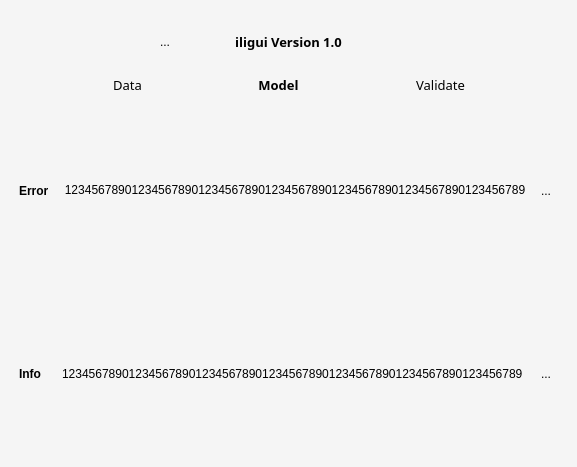
Qt form window_main.ui (MoreIceFitzGerry/iligui) before a commit.
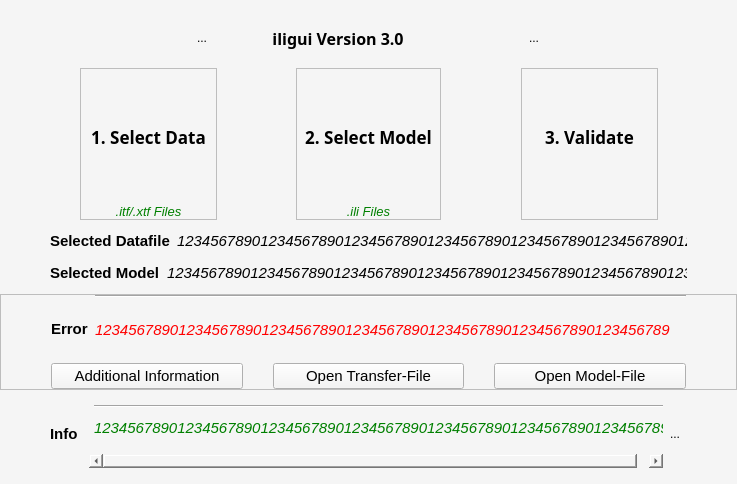
The same form after that commit. Icons and pictures are not drawn.

```diff
--- a/window_main.ui
+++ b/window_main.ui
@@ -6,16 +6,22 @@
    <rect>
     <x>0</x>
     <y>0</y>
-    <width>577</width>
-    <height>467</height>
+    <width>737</width>
+    <height>484</height>
    </rect>
   </property>
   <property name="sizePolicy">
-   <sizepolicy hsizetype="Preferred" vsizetype="Preferred">
+   <sizepolicy hsizetype="MinimumExpanding" vsizetype="Preferred">
     <horstretch>0</horstretch>
     <verstretch>0</verstretch>
    </sizepolicy>
   </property>
+  <property name="minimumSize">
+   <size>
+    <width>685</width>
+    <height>0</height>
+   </size>
+  </property>
   <property name="windowTitle">
    <string>iligui</string>
   </property>
@@ -45,19 +51,19 @@
    </property>
    <layout class="QVBoxLayout" name="verticalLayout_3">
     <property name="spacing">
-     <number>3</number>
+     <number>10</number>
     </property>
     <property name="leftMargin">
-     <number>3</number>
+     <number>0</number>
     </property>
     <property name="topMargin">
-     <number>3</number>
+     <number>8</number>
     </property>
     <property name="rightMargin">
-     <number>3</number>
+     <number>0</number>
     </property>
     <property name="bottomMargin">
-     <number>3</number>
+     <number>16</number>
     </property>
     <item alignment="Qt::AlignTop">
      <widget class="QFrame" name="topFrame">
@@ -93,7 +99,7 @@
         <number>0</number>
        </property>
        <property name="topMargin">
-        <number>9</number>
+        <number>0</number>
        </property>
        <property name="rightMargin">
         <number>0</number>
@@ -181,12 +187,12 @@
             <property name="font">
              <font>
               <family>Segoe UI Black</family>
-              <pointsize>10</pointsize>
+              <pointsize>12</pointsize>
               <bold>true</bold>
              </font>
             </property>
             <property name="text">
-             <string>iligui Version 1.0</string>
+             <string>iligui Version 3.0</string>
             </property>
             <property name="alignment">
              <set>Qt::AlignCenter</set>
@@ -244,6 +250,35 @@
             </property>
            </widget>
           </item>
+          <item>
+           <widget class="QToolButton" name="infoButton">
+            <property name="minimumSize">
+             <size>
+              <width>60</width>
+              <height>60</height>
+             </size>
+            </property>
+            <property name="text">
+             <string>...</string>
+            </property>
+            <property name="icon">
+             <iconset>
+              <normaloff>icons/info.svg</normaloff>icons/info.svg</iconset>
+            </property>
+            <property name="iconSize">
+             <size>
+              <width>30</width>
+              <height>30</height>
+             </size>
+            </property>
+            <property name="checkable">
+             <bool>true</bool>
+            </property>
+            <property name="autoRaise">
+             <bool>true</bool>
+            </property>
+           </widget>
+          </item>
          </layout>
         </widget>
        </item>
@@ -294,17 +329,48 @@
            </spacer>
           </item>
           <item>
+           <widget class="QFrame" name="fileselectButtonFrame">
+            <property name="frameShape">
+             <enum>QFrame::StyledPanel</enum>
+            </property>
+            <property name="frameShadow">
+             <enum>QFrame::Raised</enum>
+            </property>
+            <layout class="QVBoxLayout" name="verticalLayout_6">
+             <property name="spacing">
+              <number>0</number>
+             </property>
+             <property name="leftMargin">
+              <number>0</number>
+             </property>
+             <property name="topMargin">
+              <number>0</number>
+             </property>
+             <property name="rightMargin">
+              <number>0</number>
+             </property>
+             <property name="bottomMargin">
+              <number>0</number>
+             </property>
+             <item>
            <widget class="QToolButton" name="fileselectButton">
             <property name="sizePolicy">
-             <sizepolicy hsizetype="Minimum" vsizetype="Maximum">
+                <sizepolicy hsizetype="Fixed" vsizetype="Fixed">
               <horstretch>0</horstretch>
               <verstretch>0</verstretch>
              </sizepolicy>
             </property>
+               <property name="minimumSize">
+                <size>
+                 <width>135</width>
+                 <height>135</height>
+                </size>
+               </property>
             <property name="font">
              <font>
               <family>Segoe UI Black</family>
-              <pointsize>10</pointsize>
+                 <pointsize>13</pointsize>
+                 <bold>true</bold>
              </font>
             </property>
             <property name="acceptDrops">
@@ -327,7 +393,7 @@
 </string>
             </property>
             <property name="text">
-             <string>Data</string>
+                <string>1. Select Data</string>
             </property>
             <property name="icon">
              <iconset>
@@ -354,6 +420,28 @@
            </widget>
           </item>
           <item>
+              <widget class="QLabel" name="fileselectButtontext">
+               <property name="font">
+                <font>
+                 <pointsize>10</pointsize>
+                 <italic>true</italic>
+                </font>
+               </property>
+               <property name="styleSheet">
+                <string notr="true">QLabel { color : green; }</string>
+               </property>
+               <property name="text">
+                <string>.itf/.xtf Files</string>
+               </property>
+               <property name="alignment">
+                <set>Qt::AlignCenter</set>
+               </property>
+              </widget>
+             </item>
+            </layout>
+           </widget>
+          </item>
+          <item>
            <spacer name="horizontalSpacer">
             <property name="orientation">
              <enum>Qt::Horizontal</enum>
@@ -367,20 +455,50 @@
            </spacer>
           </item>
           <item>
+           <widget class="QFrame" name="modelselectButtonFrame">
+            <property name="frameShape">
+             <enum>QFrame::StyledPanel</enum>
+            </property>
+            <property name="frameShadow">
+             <enum>QFrame::Raised</enum>
+            </property>
+            <layout class="QVBoxLayout" name="verticalLayout_7">
+             <property name="spacing">
+              <number>0</number>
+             </property>
+             <property name="leftMargin">
+              <number>0</number>
+             </property>
+             <property name="topMargin">
+              <number>0</number>
+             </property>
+             <property name="rightMargin">
+              <number>0</number>
+             </property>
+             <property name="bottomMargin">
+              <number>0</number>
+             </property>
+             <item>
            <widget class="QToolButton" name="modelselectButton">
             <property name="enabled">
              <bool>true</bool>
             </property>
             <property name="sizePolicy">
-             <sizepolicy hsizetype="Minimum" vsizetype="Maximum">
+                <sizepolicy hsizetype="Fixed" vsizetype="Fixed">
               <horstretch>0</horstretch>
               <verstretch>0</verstretch>
              </sizepolicy>
             </property>
+               <property name="minimumSize">
+                <size>
+                 <width>135</width>
+                 <height>135</height>
+                </size>
+               </property>
             <property name="font">
              <font>
               <family>Segoe UI Black</family>
-              <pointsize>10</pointsize>
+                 <pointsize>13</pointsize>
               <bold>true</bold>
              </font>
             </property>
@@ -404,7 +522,7 @@
 </string>
             </property>
             <property name="text">
-             <string>Model</string>
+                <string>2. Select Model</string>
             </property>
             <property name="icon">
              <iconset>
@@ -434,6 +552,28 @@
            </widget>
           </item>
           <item>
+              <widget class="QLabel" name="modelselectButtontext">
+               <property name="font">
+                <font>
+                 <pointsize>10</pointsize>
+                 <italic>true</italic>
+                </font>
+               </property>
+               <property name="styleSheet">
+                <string notr="true">QLabel { color : green; }</string>
+               </property>
+               <property name="text">
+                <string>.ili Files</string>
+               </property>
+               <property name="alignment">
+                <set>Qt::AlignCenter</set>
+               </property>
+              </widget>
+             </item>
+            </layout>
+           </widget>
+          </item>
+          <item>
            <spacer name="horizontalSpacer_2">
             <property name="orientation">
              <enum>Qt::Horizontal</enum>
@@ -447,11 +587,48 @@
            </spacer>
           </item>
           <item>
+           <widget class="QFrame" name="playButtonFrame">
+            <property name="frameShape">
+             <enum>QFrame::StyledPanel</enum>
+            </property>
+            <property name="frameShadow">
+             <enum>QFrame::Raised</enum>
+            </property>
+            <layout class="QVBoxLayout" name="verticalLayout_8">
+             <property name="spacing">
+              <number>0</number>
+             </property>
+             <property name="leftMargin">
+              <number>0</number>
+             </property>
+             <property name="topMargin">
+              <number>0</number>
+             </property>
+             <property name="rightMargin">
+              <number>0</number>
+             </property>
+             <property name="bottomMargin">
+              <number>0</number>
+             </property>
+             <item>
            <widget class="QToolButton" name="playButton">
+               <property name="sizePolicy">
+                <sizepolicy hsizetype="Fixed" vsizetype="Fixed">
+                 <horstretch>0</horstretch>
+                 <verstretch>0</verstretch>
+                </sizepolicy>
+               </property>
+               <property name="minimumSize">
+                <size>
+                 <width>135</width>
+                 <height>135</height>
+                </size>
+               </property>
             <property name="font">
              <font>
               <family>Segoe UI Black</family>
-              <pointsize>10</pointsize>
+                 <pointsize>13</pointsize>
+                 <bold>true</bold>
              </font>
             </property>
             <property name="mouseTracking">
@@ -474,7 +651,7 @@
 </string>
             </property>
             <property name="text">
-             <string>Validate</string>
+                <string>3. Validate</string>
             </property>
             <property name="icon">
              <iconset>
@@ -495,6 +672,25 @@
            </widget>
           </item>
           <item>
+              <widget class="QLabel" name="playButtontext">
+               <property name="font">
+                <font>
+                 <pointsize>10</pointsize>
+                 <italic>true</italic>
+                </font>
+               </property>
+               <property name="text">
+                <string> </string>
+               </property>
+               <property name="alignment">
+                <set>Qt::AlignCenter</set>
+               </property>
+              </widget>
+             </item>
+            </layout>
+           </widget>
+          </item>
+          <item>
            <spacer name="horizontalSpacer_6">
             <property name="orientation">
              <enum>Qt::Horizontal</enum>
@@ -513,13 +709,229 @@
       </layout>
      </widget>
     </item>
+    <item>
+     <widget class="QFrame" name="selectedFileFrame">
+      <property name="frameShape">
+       <enum>QFrame::NoFrame</enum>
+      </property>
+      <property name="frameShadow">
+       <enum>QFrame::Raised</enum>
+      </property>
+      <layout class="QHBoxLayout" name="horizontalLayout_7">
+       <property name="spacing">
+        <number>0</number>
+       </property>
+       <property name="leftMargin">
+        <number>50</number>
+       </property>
+       <property name="topMargin">
+        <number>0</number>
+       </property>
+       <property name="rightMargin">
+        <number>50</number>
+       </property>
+       <property name="bottomMargin">
+        <number>0</number>
+       </property>
+       <item>
+        <widget class="QLabel" name="fileLabel">
+         <property name="font">
+          <font>
+           <pointsize>11</pointsize>
+           <bold>true</bold>
+          </font>
+         </property>
+         <property name="text">
+          <string>Selected Datafile</string>
+         </property>
+        </widget>
+       </item>
+       <item>
+        <widget class="QLabel" name="fileTextcon">
+         <property name="text">
+          <string/>
+         </property>
+         <property name="pixmap">
+          <pixmap>icons/chevron-right.svg</pixmap>
+         </property>
+         <property name="alignment">
+          <set>Qt::AlignCenter</set>
+         </property>
+        </widget>
+       </item>
+       <item>
+        <widget class="QLabel" name="fileText">
+         <property name="sizePolicy">
+          <sizepolicy hsizetype="MinimumExpanding" vsizetype="Preferred">
+           <horstretch>0</horstretch>
+           <verstretch>0</verstretch>
+          </sizepolicy>
+         </property>
+         <property name="font">
+          <font>
+           <pointsize>11</pointsize>
+           <italic>true</italic>
+          </font>
+         </property>
+         <property name="toolTip">
+          <string>&lt;html&gt;&lt;head/&gt;&lt;body&gt;&lt;p&gt;The Error returned by the Validator. The direct Position will be delivered if possible.&lt;/p&gt;&lt;p&gt;Click on the Error to open your INTERLIS Transfer-File with your preferred editor for XML Files. &lt;/p&gt;&lt;/body&gt;&lt;/html&gt;</string>
+         </property>
+         <property name="frameShape">
+          <enum>QFrame::NoFrame</enum>
+         </property>
+         <property name="text">
+          <string>123456789012345678901234567890123456789012345678901234567890123456789</string>
+         </property>
+         <property name="scaledContents">
+          <bool>false</bool>
+         </property>
+         <property name="alignment">
+          <set>Qt::AlignLeading|Qt::AlignLeft|Qt::AlignVCenter</set>
+         </property>
+         <property name="wordWrap">
+          <bool>true</bool>
+         </property>
+         <property name="indent">
+          <number>0</number>
+         </property>
+         <property name="openExternalLinks">
+          <bool>true</bool>
+         </property>
+         <property name="textInteractionFlags">
+          <set>Qt::LinksAccessibleByMouse|Qt::TextSelectableByMouse</set>
+         </property>
+        </widget>
+       </item>
+      </layout>
+     </widget>
+    </item>
+    <item>
+     <widget class="QFrame" name="selectedModelFrame">
+      <property name="frameShape">
+       <enum>QFrame::NoFrame</enum>
+      </property>
+      <property name="frameShadow">
+       <enum>QFrame::Raised</enum>
+      </property>
+      <layout class="QHBoxLayout" name="horizontalLayout_6">
+       <property name="spacing">
+        <number>0</number>
+       </property>
+       <property name="leftMargin">
+        <number>50</number>
+       </property>
+       <property name="topMargin">
+        <number>0</number>
+       </property>
+       <property name="rightMargin">
+        <number>50</number>
+       </property>
+       <property name="bottomMargin">
+        <number>0</number>
+       </property>
+       <item>
+        <widget class="QLabel" name="modelLabel">
+         <property name="font">
+          <font>
+           <pointsize>11</pointsize>
+           <bold>true</bold>
+          </font>
+         </property>
+         <property name="text">
+          <string>Selected Model</string>
+         </property>
+        </widget>
+       </item>
+       <item>
+        <widget class="QLabel" name="modelTextcon">
+         <property name="text">
+          <string/>
+         </property>
+         <property name="pixmap">
+          <pixmap>icons/chevron-right.svg</pixmap>
+         </property>
+         <property name="alignment">
+          <set>Qt::AlignCenter</set>
+         </property>
+        </widget>
+       </item>
+       <item>
+        <widget class="QLabel" name="modelText">
+         <property name="sizePolicy">
+          <sizepolicy hsizetype="MinimumExpanding" vsizetype="Preferred">
+           <horstretch>0</horstretch>
+           <verstretch>0</verstretch>
+          </sizepolicy>
+         </property>
+         <property name="font">
+          <font>
+           <pointsize>11</pointsize>
+           <italic>true</italic>
+          </font>
+         </property>
+         <property name="toolTip">
+          <string>&lt;html&gt;&lt;head/&gt;&lt;body&gt;&lt;p&gt;The Error returned by the Validator. The direct Position will be delivered if possible.&lt;/p&gt;&lt;p&gt;Click on the Error to open your INTERLIS Transfer-File with your preferred editor for XML Files. &lt;/p&gt;&lt;/body&gt;&lt;/html&gt;</string>
+         </property>
+         <property name="frameShape">
+          <enum>QFrame::NoFrame</enum>
+         </property>
+         <property name="text">
+          <string>123456789012345678901234567890123456789012345678901234567890123456789</string>
+         </property>
+         <property name="scaledContents">
+          <bool>false</bool>
+         </property>
+         <property name="alignment">
+          <set>Qt::AlignLeading|Qt::AlignLeft|Qt::AlignVCenter</set>
+         </property>
+         <property name="wordWrap">
+          <bool>true</bool>
+         </property>
+         <property name="indent">
+          <number>0</number>
+         </property>
+         <property name="openExternalLinks">
+          <bool>true</bool>
+         </property>
+         <property name="textInteractionFlags">
+          <set>Qt::LinksAccessibleByMouse|Qt::TextSelectableByMouse</set>
+         </property>
+        </widget>
+       </item>
+      </layout>
+     </widget>
+    </item>
     <item>
      <widget class="QFrame" name="errorFrame">
+      <property name="frameShape">
+       <enum>QFrame::StyledPanel</enum>
+      </property>
+      <property name="frameShadow">
+       <enum>QFrame::Raised</enum>
+      </property>
+      <layout class="QVBoxLayout" name="verticalLayout_5">
+       <property name="spacing">
+        <number>0</number>
+       </property>
+       <property name="leftMargin">
+        <number>50</number>
+       </property>
+       <property name="topMargin">
+        <number>0</number>
+       </property>
+       <property name="rightMargin">
+        <number>50</number>
+       </property>
+       <property name="bottomMargin">
+        <number>0</number>
+       </property>
+       <item alignment="Qt::AlignTop">
+        <widget class="QFrame" name="sub_errorFrame">
       <property name="enabled">
        <bool>true</bool>
       </property>
       <property name="sizePolicy">
-       <sizepolicy hsizetype="Preferred" vsizetype="Expanding">
+          <sizepolicy hsizetype="Preferred" vsizetype="MinimumExpanding">
         <horstretch>0</horstretch>
         <verstretch>0</verstretch>
        </sizepolicy>
@@ -550,27 +962,27 @@
         <enum>QLayout::SetDefaultConstraint</enum>
        </property>
        <property name="leftMargin">
-        <number>16</number>
+           <number>0</number>
        </property>
        <property name="topMargin">
-        <number>5</number>
+           <number>0</number>
        </property>
        <property name="rightMargin">
-        <number>16</number>
+           <number>0</number>
        </property>
        <property name="bottomMargin">
-        <number>5</number>
+           <number>0</number>
        </property>
        <item>
         <widget class="QLabel" name="errorLabel">
          <property name="font">
           <font>
-           <pointsize>9</pointsize>
+              <pointsize>11</pointsize>
            <bold>true</bold>
           </font>
          </property>
          <property name="text">
-          <string>Error</string>
+             <string>&lt;html&gt;&lt;head/&gt;&lt;body&gt;&lt;p&gt;Error&lt;/p&gt;&lt;/body&gt;&lt;/html&gt;</string>
          </property>
         </widget>
        </item>
@@ -609,8 +1021,8 @@
            <rect>
             <x>0</x>
             <y>0</y>
-            <width>461</width>
-            <height>118</height>
+               <width>576</width>
+               <height>63</height>
            </rect>
           </property>
           <layout class="QVBoxLayout" name="verticalLayout_4">
@@ -618,17 +1030,24 @@
             <number>0</number>
            </property>
            <property name="leftMargin">
-            <number>5</number>
+               <number>0</number>
            </property>
            <property name="topMargin">
-            <number>5</number>
+               <number>0</number>
            </property>
            <property name="rightMargin">
-            <number>5</number>
+               <number>0</number>
            </property>
            <property name="bottomMargin">
-            <number>5</number>
-           </property>
+               <number>0</number>
+              </property>
+              <item>
+               <widget class="Line" name="line_2">
+                <property name="orientation">
+                 <enum>Qt::Horizontal</enum>
+                </property>
+               </widget>
+              </item>
            <item>
             <widget class="QLabel" name="errorText">
              <property name="sizePolicy">
@@ -637,20 +1056,29 @@
                <verstretch>0</verstretch>
               </sizepolicy>
              </property>
+                <property name="font">
+                 <font>
+                  <pointsize>11</pointsize>
+                  <italic>true</italic>
+                 </font>
+                </property>
              <property name="toolTip">
               <string>&lt;html&gt;&lt;head/&gt;&lt;body&gt;&lt;p&gt;The Error returned by the Validator. The direct Position will be delivered if possible.&lt;/p&gt;&lt;p&gt;Click on the Error to open your INTERLIS Transfer-File with your preferred editor for XML Files. &lt;/p&gt;&lt;/body&gt;&lt;/html&gt;</string>
              </property>
+                <property name="styleSheet">
+                 <string notr="true">QLabel { color : red; }</string>
+                </property>
              <property name="frameShape">
               <enum>QFrame::NoFrame</enum>
              </property>
              <property name="text">
-              <string>123456789012345678901234567890123456789012345678901234567890123456789</string>
+                 <string>&lt;html&gt;&lt;head/&gt;&lt;body&gt;&lt;p&gt;&lt;span style=&quot; color:#ff0000;&quot;&gt;123456789012345678901234567890123456789012345678901234567890123456789&lt;/span&gt;&lt;/p&gt;&lt;/body&gt;&lt;/html&gt;</string>
              </property>
              <property name="scaledContents">
               <bool>false</bool>
              </property>
              <property name="alignment">
-              <set>Qt::AlignCenter</set>
+                 <set>Qt::AlignLeading|Qt::AlignLeft|Qt::AlignVCenter</set>
              </property>
              <property name="wordWrap">
               <bool>true</bool>
@@ -670,43 +1098,110 @@
          </widget>
         </widget>
        </item>
+         </layout>
+        </widget>
+       </item>
        <item>
-        <widget class="QToolButton" name="errorButton">
-         <property name="sizePolicy">
-          <sizepolicy hsizetype="Preferred" vsizetype="Preferred">
-           <horstretch>0</horstretch>
-           <verstretch>0</verstretch>
-          </sizepolicy>
+        <widget class="QFrame" name="buttonFrame">
+         <property name="frameShape">
+          <enum>QFrame::NoFrame</enum>
+         </property>
+         <property name="frameShadow">
+          <enum>QFrame::Raised</enum>
+         </property>
+         <layout class="QHBoxLayout" name="horizontalLayout_5">
+          <property name="spacing">
+           <number>30</number>
+          </property>
+          <property name="leftMargin">
+           <number>0</number>
+          </property>
+          <property name="topMargin">
+           <number>0</number>
+          </property>
+          <property name="rightMargin">
+           <number>0</number>
+          </property>
+          <property name="bottomMargin">
+           <number>0</number>
+          </property>
+          <item>
+           <widget class="QPushButton" name="addinfoButton">
+            <property name="font">
+             <font>
+              <pointsize>11</pointsize>
+             </font>
+            </property>
+            <property name="mouseTracking">
+             <bool>true</bool>
          </property>
          <property name="text">
-          <string>...</string>
+             <string>Additional Information</string>
          </property>
          <property name="icon">
           <iconset>
            <normaloff>icons/info.svg</normaloff>icons/info.svg</iconset>
          </property>
-         <property name="iconSize">
-          <size>
-           <width>16</width>
-           <height>16</height>
-          </size>
-         </property>
-         <property name="popupMode">
-          <enum>QToolButton::DelayedPopup</enum>
-         </property>
-         <property name="autoRaise">
+            <property name="checkable">
+             <bool>false</bool>
+            </property>
+            <property name="autoDefault">
+             <bool>false</bool>
+            </property>
+            <property name="default">
+             <bool>false</bool>
+            </property>
+            <property name="flat">
+             <bool>false</bool>
+            </property>
+           </widget>
+          </item>
+          <item>
+           <widget class="QPushButton" name="openfileButton">
+            <property name="font">
+             <font>
+              <pointsize>11</pointsize>
+             </font>
+            </property>
+            <property name="mouseTracking">
           <bool>true</bool>
          </property>
-         <property name="arrowType">
-          <enum>Qt::NoArrow</enum>
-         </property>
-        </widget>
-       </item>
-      </layout>
+            <property name="text">
+             <string>Open Transfer-File</string>
+            </property>
+            <property name="icon">
+             <iconset>
+              <normaloff>icons/edit.svg</normaloff>icons/edit.svg</iconset>
+            </property>
+            <property name="flat">
+             <bool>false</bool>
+            </property>
      </widget>
     </item>
     <item>
-     <widget class="QFrame" name="helpFrame">
+           <widget class="QPushButton" name="openmodelButton">
+            <property name="font">
+             <font>
+              <pointsize>11</pointsize>
+             </font>
+            </property>
+            <property name="text">
+             <string>Open Model-File</string>
+            </property>
+            <property name="icon">
+             <iconset>
+              <normaloff>icons/edit.svg</normaloff>icons/edit.svg</iconset>
+            </property>
+           </widget>
+          </item>
+         </layout>
+        </widget>
+       </item>
+      </layout>
+     </widget>
+    </item>
+    <item alignment="Qt::AlignTop">
+     <widget class="QFrame" name="infoFrame">
       <property name="enabled">
        <bool>true</bool>
       </property>
@@ -736,21 +1231,22 @@
         <enum>QLayout::SetDefaultConstraint</enum>
        </property>
        <property name="leftMargin">
-        <number>16</number>
+        <number>50</number>
        </property>
        <property name="topMargin">
-        <number>5</number>
+        <number>0</number>
        </property>
        <property name="rightMargin">
-        <number>16</number>
+        <number>50</number>
        </property>
        <property name="bottomMargin">
-        <number>5</number>
+        <number>0</number>
        </property>
        <item>
         <widget class="QLabel" name="helpLabel">
          <property name="font">
           <font>
+           <pointsize>11</pointsize>
            <bold>true</bold>
           </font>
          </property>
@@ -803,8 +1299,8 @@
            <rect>
             <x>0</x>
             <y>0</y>
-            <width>462</width>
-            <height>117</height>
+            <width>568</width>
+            <height>46</height>
            </rect>
           </property>
           <layout class="QVBoxLayout" name="verticalLayout_2">
@@ -823,8 +1319,24 @@
            <property name="bottomMargin">
             <number>5</number>
            </property>
-           <item alignment="Qt::AlignHCenter">
-            <widget class="QLabel" name="helpText">
+           <item>
+            <widget class="Line" name="line">
+             <property name="orientation">
+              <enum>Qt::Horizontal</enum>
+             </property>
+            </widget>
+           </item>
+           <item>
+            <widget class="QLabel" name="infoText">
+             <property name="font">
+              <font>
+               <pointsize>11</pointsize>
+               <italic>true</italic>
+              </font>
+             </property>
+             <property name="styleSheet">
+              <string notr="true">QLabel { color : green; }</string>
+             </property>
              <property name="frameShape">
               <enum>QFrame::NoFrame</enum>
              </property>
@@ -864,6 +1376,12 @@
           <iconset>
            <normaloff>icons/book-open.svg</normaloff>icons/book-open.svg</iconset>
          </property>
+         <property name="iconSize">
+          <size>
+           <width>16</width>
+           <height>16</height>
+          </size>
+         </property>
          <property name="autoRaise">
           <bool>true</bool>
          </property>
```
Left out of the diff: 14 changed lines with no effect on the pictures. Lines whose indentation alone changed are shown as unchanged.
